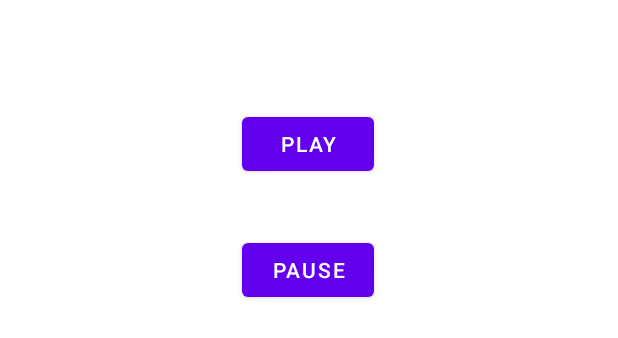
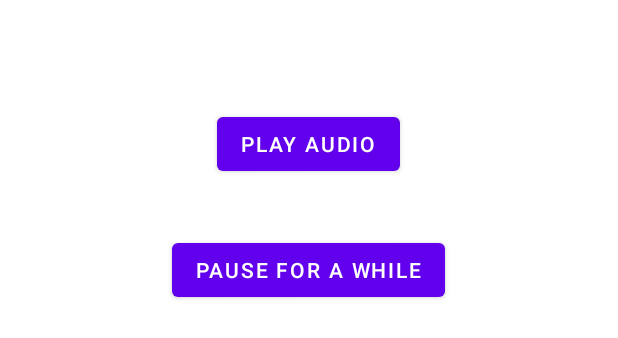
Before and after one commit to xamimran/Mobile_Computing_Progress, an Android app: the layout activity_audio.xml on its own in the app's theme, with its tools: preview values and no code run, on a phone screen of 412 x 824 dp. Shown: the top 338 px of the screen. Run offline under Robolectric (Android 15) with nearby library versions, the phone set to English and light mode, and no system bars.

```diff
--- a/VideoActivity07/app/src/main/res/layout/activity_audio.xml
+++ b/VideoActivity07/app/src/main/res/layout/activity_audio.xml
@@ -5,6 +5,7 @@
     android:layout_width="match_parent"
     android:layout_height="match_parent"
     tools:context=".AudioActivity">
+
     <Button
         android:id="@+id/btnPlay"
         android:layout_width="wrap_content"
@@ -12,22 +13,22 @@
         android:layout_marginStart="8dp"
         android:layout_marginTop="72dp"
         android:layout_marginEnd="8dp"
-        android:text="Play"
+        android:onClick="Play"
+        android:text="Play Audio"
         app:layout_constraintEnd_toEndOf="parent"
         app:layout_constraintHorizontal_bias="0.498"
         app:layout_constraintStart_toStartOf="parent"
-        app:layout_constraintTop_toTopOf="parent"
-        android:onClick="Play"/>
+        app:layout_constraintTop_toTopOf="parent" />
 
     <Button
         android:id="@+id/btnPause"
         android:layout_width="wrap_content"
         android:layout_height="wrap_content"
         android:layout_marginTop="36dp"
-        android:text="Pause"
+        android:onClick="Pause"
+        android:text="Pause For a while"
         app:layout_constraintEnd_toEndOf="parent"
         app:layout_constraintHorizontal_bias="0.498"
         app:layout_constraintStart_toStartOf="parent"
-        app:layout_constraintTop_toBottomOf="@+id/btnPlay"
-        android:onClick="Pause"/>
+        app:layout_constraintTop_toBottomOf="@+id/btnPlay" />
 </androidx.constraintlayout.widget.ConstraintLayout>
```
Also changed, not shown: VideoActivity07/app/src/main/res/layout/activity_video.xml (+5 -4 lines), 1 other file.
